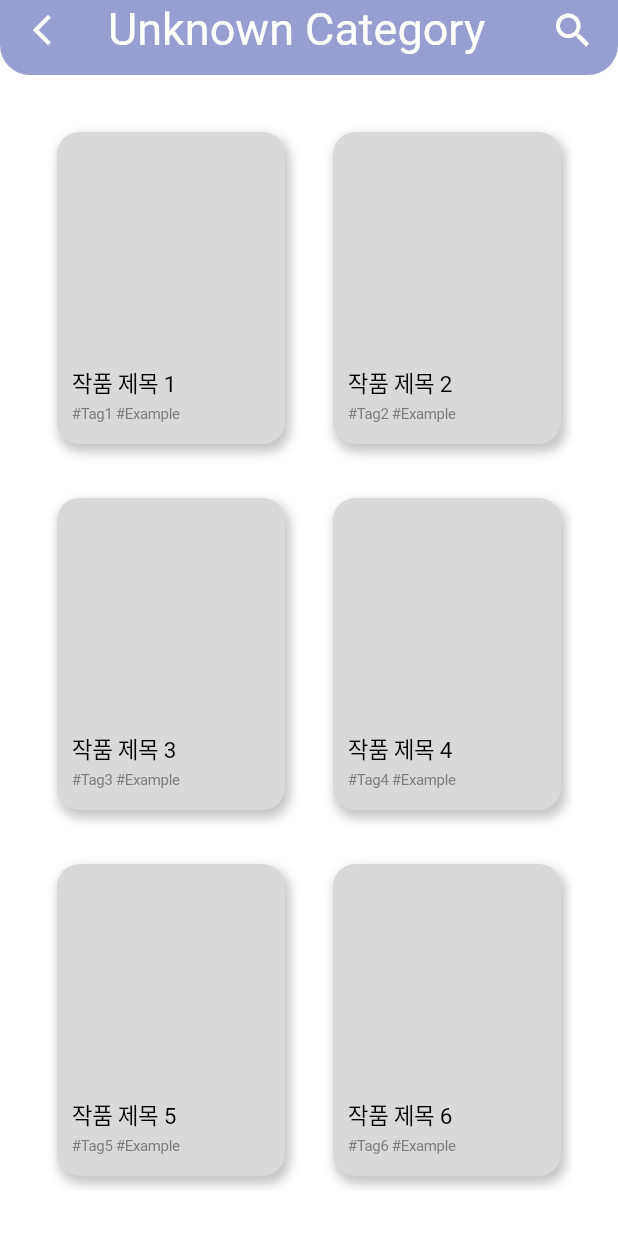
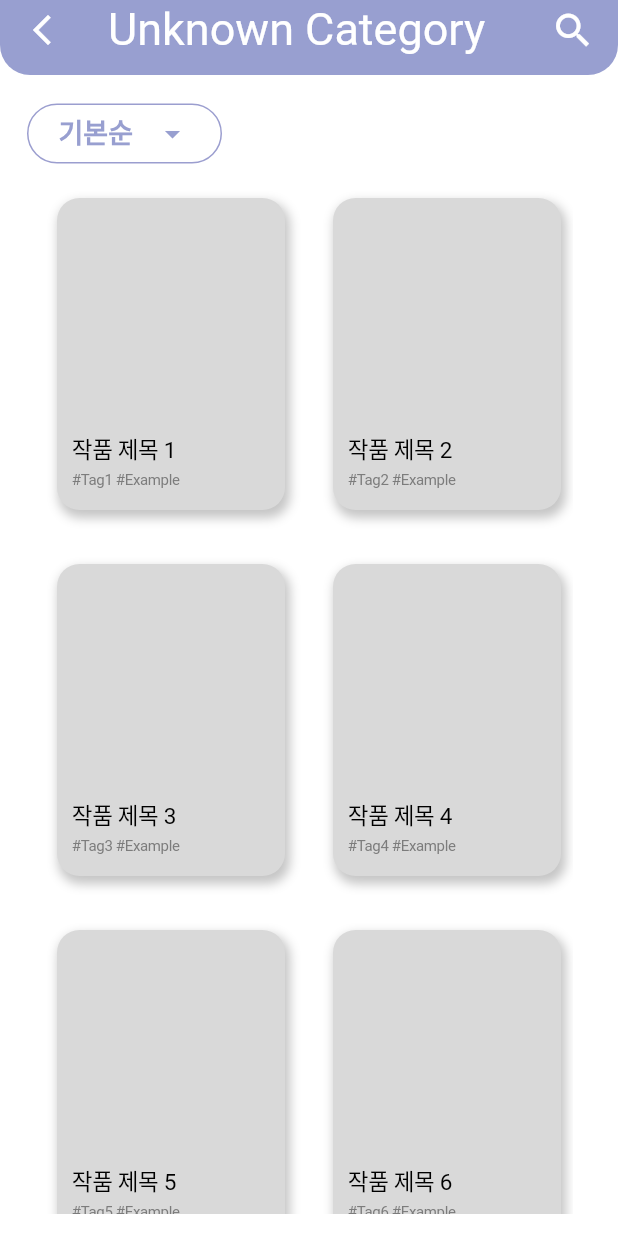
Before and after one commit to siiion/Story-Mate_Frontend, a Flutter app: the BookListPage screen opened by its route, on a phone screen of 412 x 824 dp. Run offline on Flutter 3.47's test engine with Material 3 defaults, Android fonts, the phone set to English and light mode, and no system bars; our stand-ins replace flutter_svg, get; Roboto replaces fonts that are missing (Jua).

Commit message:
FEAT: 작품 목록 화면에 정렬 기준 선택 버튼 추가

```diff
--- a/lib/view_models/book_list_controller.dart
+++ b/lib/view_models/book_list_controller.dart
@@ -1,19 +1,48 @@
 import 'package:get/get.dart';
-import 'package:storymate/views/book_intro_page.dart';
 
 class BookListController extends GetxController {
-  // 이전 화면으로 이동
+  // 기본 데이터
+  var items = List<Map<String, String>>.generate(
+    10,
+    (index) => {
+      "title": "작품 제목 ${index + 1}",
+      "tags": "#Tag${index + 1} #Example",
+    },
+  ).obs;
+
+  // 정렬 옵션
+  final sortOptions = ['기본순', '인기순', '최신순'];
+  var selectedSort = '기본순'.obs;
+
+  // 정렬된 데이터
+  var filteredItems = <Map<String, String>>[].obs;
+
+  @override
+  void onInit() {
+    super.onInit();
+    filteredItems.value = items; // 초기 데이터 설정
+  }
+
+  // 정렬 순서 변경
+  void changeSortOrder(String sortOrder) {
+    selectedSort.value = sortOrder;
+
+    if (sortOrder == '기본순') {
+      filteredItems.value = items; // 기본순으로 초기화
+    } else if (sortOrder == '인기순') {
+      filteredItems.value = [...items]
+        ..sort((a, b) => a['title']!.compareTo(b['title']!)); // 예: 제목 기준 정렬
+    } else if (sortOrder == '최신순') {
+      filteredItems.value = [...items]
+        ..sort((a, b) => b['title']!.compareTo(a['title']!)); // 역순 정렬
+    }
+  }
+
   void goBack() {
     Get.back();
   }
 
-  // 작품 소개 화면으로 이동
   void toIntroPage(String title) {
-    Get.to(
-      BookIntroPage(),
-      arguments: {
-        'title': title,
-      },
-    );
+    Get.toNamed('/book_intro', arguments: {'title': title});
   }
 }
--- a/lib/views/book_list_page.dart
+++ b/lib/views/book_list_page.dart
@@ -42,9 +42,72 @@ class BookListPage extends StatelessWidget {
         title: category,
         backgroundColor: AppTheme.primaryColor,
       ),
-      body: Padding(
-        padding: const EdgeInsets.all(30),
-        child: GridView.builder(
+      body: Column(
+        crossAxisAlignment: CrossAxisAlignment.start,
+        children: [
+          // 정렬 순서 드롭다운
+          Obx(() {
+            return Padding(
+              padding: const EdgeInsets.only(top: 19, left: 18),
+              child: Container(
+                width: 130,
+                height: 40,
+                padding: EdgeInsets.symmetric(horizontal: 20),
+                decoration: ShapeDecoration(
+                  color: Colors.white,
+                  shape: RoundedRectangleBorder(
+                    side: BorderSide(width: 1, color: Color(0xFF9B9ECF)),
+                    borderRadius: BorderRadius.circular(30),
+                  ),
+                ),
+                child: DropdownButtonHideUnderline(
+                  child: DropdownButton<String>(
+                    value: controller.selectedSort.value,
+                    icon: Icon(Icons.arrow_drop_down,
+                        color: AppTheme.primaryColor),
+                    dropdownColor: Colors.white,
+                    style: TextStyle(
+                      color: AppTheme.primaryColor,
+                      fontSize: 18,
+                      fontFamily: 'Jua',
+                      fontWeight: FontWeight.w400,
+                      height: 1.10,
+                    ),
+                    menuMaxHeight: 300, // 드롭다운 최대 높이
+                    borderRadius: BorderRadius.circular(20), // 드롭다운 모서리 둥글게 처리
+                    items: controller.sortOptions.map((String value) {
+                      final isSelected = value == controller.selectedSort.value;
+                      return DropdownMenuItem<String>(
+                        value: value,
+                        child: Text(
+                          value,
+                          style: TextStyle(
+                            color: isSelected
+                                ? AppTheme.primaryColor
+                                : Colors.black, // 선택된 항목 텍스트 색상
+                            fontSize: 18,
+                            fontFamily: 'Jua',
+                            fontWeight: FontWeight.w600,
+                          ),
+                        ),
+                      );
+                    }).toList(),
+                    onChanged: (String? newValue) {
+                      if (newValue != null) {
+                        controller.changeSortOrder(newValue);
+                      }
+                    },
+                  ),
+                ),
+              ),
+            );
+          }),
+          // 책 리스트
+          Expanded(
+            child: Padding(
+              padding: const EdgeInsets.symmetric(vertical: 15, horizontal: 30),
+              child: Obx(() {
+                return GridView.builder(
                   gridDelegate: SliverGridDelegateWithFixedCrossAxisCount(
                     crossAxisCount: MediaQuery.of(context).size.width > 600
                         ? 3
@@ -53,9 +116,9 @@ class BookListPage extends StatelessWidget {
                     mainAxisSpacing: 20,
                     childAspectRatio: 3 / 4,
                   ),
-          itemCount: items.length,
+                  itemCount: controller.filteredItems.length,
                   itemBuilder: (context, index) {
-            final item = items[index];
+                    final item = controller.filteredItems[index];
                     return Padding(
                       padding: const EdgeInsets.all(8.0),
                       child: CustomCard(
@@ -67,7 +130,11 @@ class BookListPage extends StatelessWidget {
                       ),
                     );
                   },
+                );
+              }),
             ),
+          ),
+        ],
       ),
     );
   }
```
Lines whose indentation alone changed are shown as unchanged.
